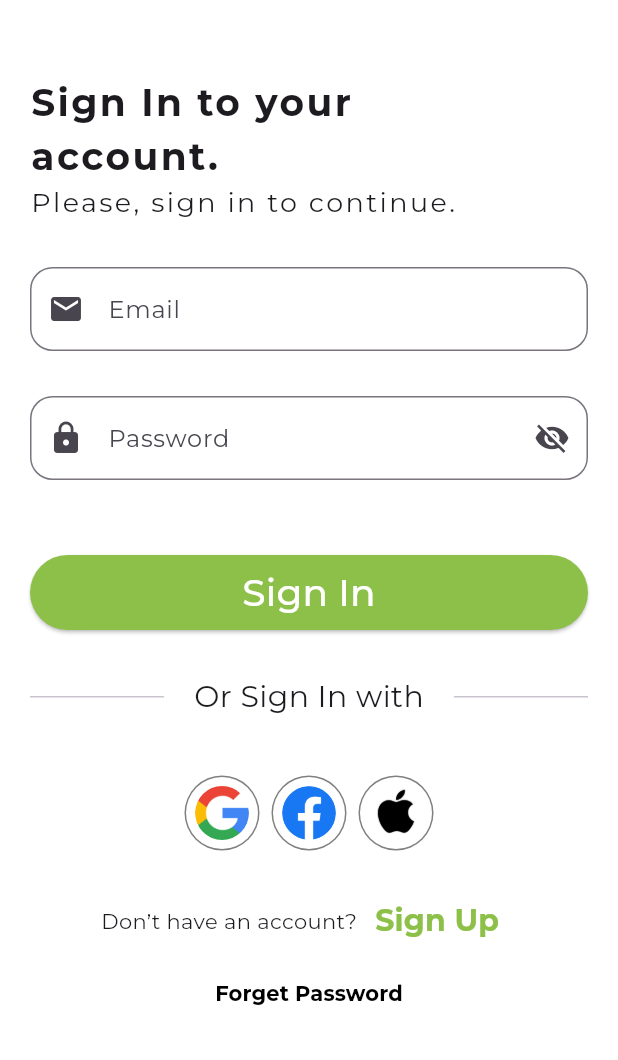
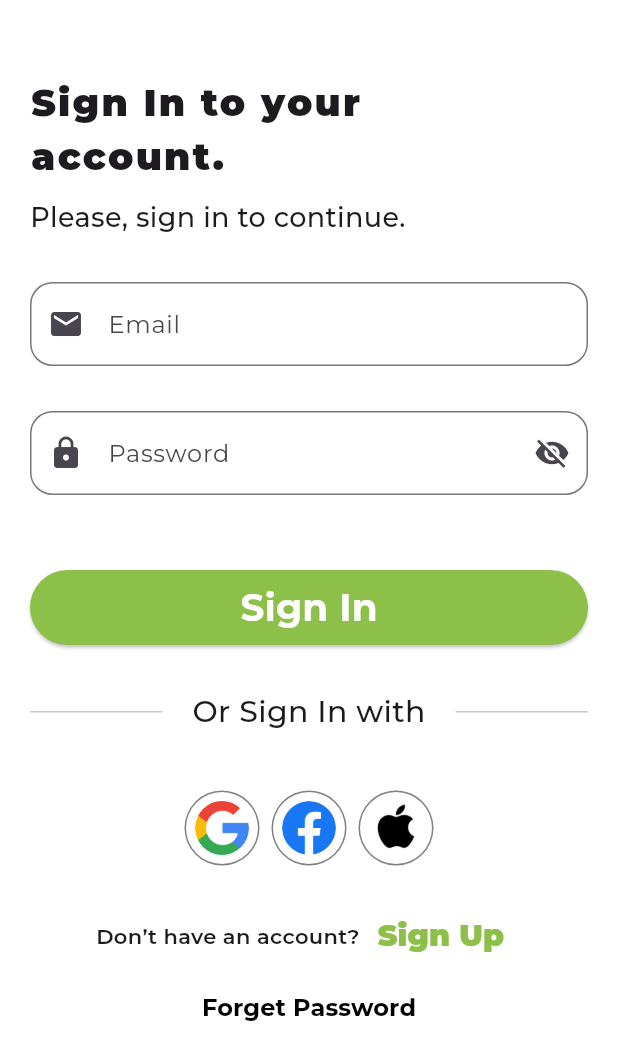
Before and after one commit to Ahmedmo1910/smartDietAssistantApp, a Flutter app: the SignInScreen screen opened directly, on a phone screen of 412 x 824 dp. Shown: the top 1060 px of the screen. Run offline on Flutter 3.47's test engine with Material 3 defaults, Android fonts, the phone set to English and light mode, and no system bars; our stand-ins replace flutter_bloc, get_it, shared_preferences; accounts and stored records are empty.

Commit message:
Refactor navigation and update font styles/colors

```diff
--- a/smart_bites/lib/core/utils/app_colors.dart
+++ b/smart_bites/lib/core/utils/app_colors.dart
@@ -1,6 +1,9 @@
+import 'package:flutter/material.dart';
 import 'package:flutter/widgets.dart';
 
 abstract class AppColors {
-  static const Color primaryColor =Color(0xFF8DC048);
-  static const Color lightPrimaryColor =Color(0xFFC8FC82);
+  static const Color primaryColor = Color(0xFF8DC048);
+  static const Color lightPrimaryColor = Color(0xFFC8FC82);
+  static const Color blackColor = Colors.black;
+  static const Color whiteColor = Colors.white;
 }
--- a/smart_bites/lib/core/utils/app_text_styles.dart
+++ b/smart_bites/lib/core/utils/app_text_styles.dart
@@ -4,6 +4,12 @@ abstract class AppTextStyles {
   static const String fontFamily = 'Montserrat';
 
   // Bold Styles
+  static const TextStyle bold25 = TextStyle(
+    fontSize: 25,
+    fontWeight: FontWeight.w900,
+    fontFamily: fontFamily,
+    letterSpacing: 1.5,
+  );
   static const TextStyle bold24 = TextStyle(
     fontSize: 24,
     fontWeight: FontWeight.w900,
@@ -32,6 +38,11 @@ abstract class AppTextStyles {
     fontWeight: FontWeight.w700,
     fontFamily: fontFamily,
   );
+   static const TextStyle semiBold25 = TextStyle(
+    fontSize: 25,
+    fontWeight: FontWeight.w700,
+    fontFamily: fontFamily,
+  );
   static const TextStyle semiBold20 = TextStyle(
     fontSize: 20,
     fontWeight: FontWeight.w700,
@@ -41,6 +52,7 @@ abstract class AppTextStyles {
     fontSize: 18,
     fontWeight: FontWeight.w700,
     fontFamily: fontFamily,
+
   );
 
   static const TextStyle semiBold16 = TextStyle(
@@ -83,6 +95,16 @@ abstract class AppTextStyles {
   );
 
   // Regular Styles
+  static const TextStyle regular20 = TextStyle(
+    fontSize: 20,
+    fontWeight: FontWeight.w500,
+    fontFamily: fontFamily,
+  );
+  static const TextStyle regular18 = TextStyle(
+    fontSize: 18,
+    fontWeight: FontWeight.w500,
+    fontFamily: fontFamily,
+  );
   static const TextStyle regular16 = TextStyle(
     fontSize: 16,
     fontWeight: FontWeight.w500,
--- a/smart_bites/lib/features/signin/presentation/views/sign_in_screen.dart
+++ b/smart_bites/lib/features/signin/presentation/views/sign_in_screen.dart
@@ -1,15 +1,21 @@
 import 'package:flutter/material.dart';
-import 'package:smart_bites/features/forgetpassword/persentation/views/forget_password_screen.dart';
+import 'package:smart_bites/core/utils/app_colors.dart';
+import 'package:smart_bites/core/utils/app_text_styles.dart';
+import 'package:smart_bites/features/home/presentation/views/home_screen.dart';
 import 'package:smart_bites/features/signin/presentation/views/widgets/auth_header_widget.dart';
 import 'package:smart_bites/features/signin/presentation/views/widgets/or_row_widget.dart';
 import 'package:smart_bites/features/signin/presentation/views/widgets/social_row_widget.dart';
 import 'package:smart_bites/features/signin/presentation/views/widgets/text_bottom_widget.dart';
 import 'package:smart_bites/features/signin/presentation/views/widgets/text_form_email.dart';
 import 'package:smart_bites/features/signin/presentation/views/widgets/text_form_password.dart';
-import 'package:smart_bites/features/signup/presentation/views/sign_up_screen.dart';
 import 'package:smart_bites/widgets/elevated_bottom_widget.dart';
 
 class SignInScreen extends StatefulWidget {
+  static const String routeForgetPasword = 'forgetPassword';
+  static const String routeSignUp = 'signUpBottom';
+  static const String routeSignInBottom = 'signInBottom';
+  static const String routeName = 'SignInScreen';
+
   const SignInScreen({super.key});
 
   @override
@@ -63,6 +69,7 @@ class _SignInScreenState extends State<SignInScreen> {
                     ElevatedBottomWedgit(
                       formKey: _formKey,
                       textBottom: 'Sign In',
+                      routeName: HomeScreen.routeName,
                     ),
                     // ),
                     const SizedBox(height: 30),
@@ -79,24 +86,18 @@ class _SignInScreenState extends State<SignInScreen> {
               TextBottomWidget(
                 textStatic: 'Don’t have an account?',
                 textBottom: 'Sign Up',
-                destination: SignUpScreen(),
+                routeName: SignInScreen.routeSignUp,
               ),
               //Text Forget Bottom ..................:)
               Center(
                 child: TextButton(
                   onPressed: () {
-                    Navigator.push(
-                      context,
-                      MaterialPageRoute(
-                        builder: (context) => ForgetPasswordScreen(),
-                      ),
-                    );
+                    Navigator.pushNamed(context, 'forgetPassword');
                   },
                   child: Text(
                     'Forget Password',
-                    style: TextStyle(
-                      color: Colors.black,
-                      fontWeight: FontWeight.bold,
+                    style: AppTextStyles.semiBold16.copyWith(
+                      color: AppColors.blackColor,
                     ),
                   ),
                 ),
--- a/smart_bites/lib/features/signin/presentation/views/widgets/auth_header_widget.dart
+++ b/smart_bites/lib/features/signin/presentation/views/widgets/auth_header_widget.dart
@@ -1,4 +1,5 @@
 import 'package:flutter/material.dart';
+import 'package:smart_bites/core/utils/app_text_styles.dart';
 
 class AuthHeaderWidget extends StatelessWidget {
   const AuthHeaderWidget({
@@ -14,18 +15,9 @@ class AuthHeaderWidget extends StatelessWidget {
       crossAxisAlignment: CrossAxisAlignment.start,
       children: [
         SizedBox(height: 50),
-        Text(
-          headerTitle,
-          style: TextStyle(
-            fontSize: 25,
-            letterSpacing: 1.6,
-            fontWeight: FontWeight.bold,
-          ),
-        ),
-        Text(
-          headerSubTitle,
-          style: TextStyle(fontSize: 18, letterSpacing: 1.6),
-        ),
+        Text(headerTitle, style: AppTextStyles.bold25),
+          SizedBox(height: 10),
+        Text(headerSubTitle, style: AppTextStyles.regular18),
         SizedBox(height: 30),
       ],
     );
--- a/smart_bites/lib/features/signin/presentation/views/widgets/or_row_widget.dart
+++ b/smart_bites/lib/features/signin/presentation/views/widgets/or_row_widget.dart
@@ -1,4 +1,5 @@
 import 'package:flutter/material.dart';
+import 'package:smart_bites/core/utils/app_text_styles.dart';
 
 class OrRowWidget extends StatelessWidget {
   final String textOr;
@@ -11,7 +12,7 @@ class OrRowWidget extends StatelessWidget {
         Expanded(child: Divider()),
         Padding(
           padding: const EdgeInsets.symmetric(horizontal: 20.0),
-          child:  Text('Or $textOr with', style: TextStyle(fontSize: 20)),
+          child: Text('Or $textOr with', style: AppTextStyles.regular20),
         ),
         Expanded(child: Divider()),
       ],
--- /dev/null
+++ b/smart_bites/lib/features/signin/presentation/views/widgets/social_item_widget.dart
@@ -0,0 +1,24 @@
+import 'package:flutter/material.dart';
+import 'package:smart_bites/core/utils/app_colors.dart';
+
+class SocialItemWidget extends StatelessWidget {
+  final String imgPath;
+  const SocialItemWidget({super.key, required this.imgPath});
+
+  @override
+  Widget build(BuildContext context) {
+    return CircleAvatar(
+      radius: 25,
+      backgroundColor: const Color.fromARGB(255, 128, 128, 128),
+      child: CircleAvatar(
+        radius: 24,
+        backgroundColor: AppColors.whiteColor,
+        child: CircleAvatar(
+          radius: 18,
+          backgroundColor: AppColors.whiteColor,
+          backgroundImage: AssetImage(imgPath),
+        ),
+      ),
+    );
+  }
+}
--- a/smart_bites/lib/features/signin/presentation/views/widgets/social_row_widget.dart
+++ b/smart_bites/lib/features/signin/presentation/views/widgets/social_row_widget.dart
@@ -1,4 +1,5 @@
 import 'package:flutter/material.dart';
+import 'package:smart_bites/features/signin/presentation/views/widgets/social_item_widget.dart';
 
 class SocialRowWidget extends StatelessWidget {
   const SocialRowWidget({super.key});
@@ -11,53 +12,14 @@ class SocialRowWidget extends StatelessWidget {
       children: [
         Padding(
           padding: const EdgeInsets.all(8.0),
-          child: CircleAvatar(
-            radius: 25,
-            backgroundColor: const Color.fromARGB(255, 128, 128, 128),
-            child: CircleAvatar(
-              radius: 24,
-              backgroundColor: Colors.white,
-              child: CircleAvatar(
-                radius: 18,
-                backgroundColor: Colors.white,
-                backgroundImage: AssetImage('assets/images/google.png'),
-              ),
-            ),
-          ),
+          child: SocialItemWidget(imgPath: 'assets/images/google.png'),
+        ),
+        SocialItemWidget(imgPath: 'assets/images/facebook.png'),
+        Padding(
+          padding: const EdgeInsets.all(8.0),
+          child: SocialItemWidget(imgPath: 'assets/images/mac.jpg'),
         ),
 
-        CircleAvatar(
-          // radius: 32,
-          radius: 25,
-          backgroundColor: const Color.fromARGB(255, 128, 128, 128),
-          child: CircleAvatar(
-            radius: 24,
-            backgroundColor: Colors.white,
-            child: CircleAvatar(
-              radius: 18,
-              backgroundColor: Colors.white,
-              backgroundImage: AssetImage('assets/images/facebook.png'),
-            ),
-          ),
-        ),
-        Padding(
-          padding: const EdgeInsets.all(8.0),
-          child: CircleAvatar(
-            radius: 25,
-            backgroundColor: const Color.fromARGB(255, 128, 128, 128),
-            child: CircleAvatar(
-              radius: 24,
-              backgroundColor: Colors.white,
-              child: CircleAvatar(
-                radius: 18,
-                backgroundColor: Colors.white,
-                backgroundImage: AssetImage('assets/images/mac.jpg'),
-              ),
-            ),
-          ),
-        ),
-
-        // Expanded(child: Divider()),
       ],
     );
   }
--- a/smart_bites/lib/features/signin/presentation/views/widgets/text_bottom_widget.dart
+++ b/smart_bites/lib/features/signin/presentation/views/widgets/text_bottom_widget.dart
@@ -1,15 +1,18 @@
 import 'package:flutter/material.dart';
+import 'package:smart_bites/core/utils/app_colors.dart';
+import 'package:smart_bites/core/utils/app_text_styles.dart';
 
 class TextBottomWidget extends StatelessWidget {
   final String textStatic;
   final String textBottom;
-  final Widget? destination;
+  // final Widget? destination;
+  final String? routeName;
   final bool? isPop;
   const TextBottomWidget({
     super.key,
     required this.textStatic,
     required this.textBottom,
-    this.destination,
+    this.routeName,
     this.isPop = false,
   });
 
@@ -18,25 +21,21 @@ class TextBottomWidget extends StatelessWidget {
     return Row(
       mainAxisAlignment: MainAxisAlignment.center,
       children: [
-        Text(textStatic),
+        Text(textStatic, style: AppTextStyles.medium14),
         TextButton(
           onPressed: () {
             if (isPop!) {
               Navigator.pop(context);
-            } else if (destination != null) {
-              Navigator.push(
+            } else if (routeName != null) {
+              Navigator.pushNamed(
                 context,
-                MaterialPageRoute(builder: (cotext) => destination!),
+                routeName!
               );
             }
           },
           child: Text(
             textBottom,
-            style: TextStyle(
-              color: Color(0xff8DC048),
-              fontWeight: FontWeight.bold,
-              fontSize: 20,
-            ),
+            style: AppTextStyles.bold20.copyWith(color: AppColors.primaryColor),
           ),
         ),
       ],
--- a/smart_bites/lib/features/signin/presentation/views/widgets/text_form_email.dart
+++ b/smart_bites/lib/features/signin/presentation/views/widgets/text_form_email.dart
@@ -1,7 +1,8 @@
 import 'package:flutter/material.dart';
+import 'package:smart_bites/core/utils/app_text_styles.dart';
 import 'package:smart_bites/features/validation/validation_email.dart';
 
-class TextFormEmail extends StatefulWidget {
+class TextFormEmail extends StatelessWidget {
   const TextFormEmail({
     super.key,
     required this.emailController,
@@ -14,21 +15,15 @@ class TextFormEmail extends StatefulWidget {
   final Icon prefixIcon;
 
   @override
-  State<TextFormEmail> createState() => _TextFormEmailState();
-}
-
-class _TextFormEmailState extends State<TextFormEmail> {
-  @override
   Widget build(BuildContext context) {
     return TextFormField(
-      controller: widget.emailController,
+      controller: emailController,
 
       validator: validationEmail(),
       decoration: InputDecoration(
-        prefixIcon: widget.prefixIcon,
-        // const Icon(Icons.lock),
-        labelText: widget.textEmail,
-        hintStyle: const TextStyle(fontSize: 20),
+        prefixIcon: prefixIcon,
+        labelText: textEmail,
+        hintStyle: AppTextStyles.regular20,
         border: OutlineInputBorder(borderRadius: BorderRadius.circular(15)),
       ),
     );
--- a/smart_bites/lib/features/signin/presentation/views/widgets/text_form_password.dart
+++ b/smart_bites/lib/features/signin/presentation/views/widgets/text_form_password.dart
@@ -1,7 +1,8 @@
 import 'package:flutter/material.dart';
+import 'package:smart_bites/core/utils/app_text_styles.dart';
 import 'package:smart_bites/features/validation/validation_password.dart';
 
-class TextFormPassword extends StatefulWidget {
+class TextFormPassword extends StatelessWidget {
   const TextFormPassword({
     super.key,
     required this.passwordController,
@@ -18,27 +19,21 @@ class TextFormPassword extends StatefulWidget {
   final String? Function(String?)? validator;
 
   @override
-  State<TextFormPassword> createState() => _TextFormPasswordState();
-}
-
-class _TextFormPasswordState extends State<TextFormPassword> {
-  @override
   Widget build(BuildContext context) {
     return TextFormField(
-      controller: widget.passwordController,
-      obscureText: !widget.hiddenPassword,
-      validator: widget.validator ?? validationPasswordMethod(),
+      controller: passwordController,
+      obscureText: !hiddenPassword,
+      validator: validator ?? validationPasswordMethod(),
       decoration: InputDecoration(
         suffixIcon: IconButton(
-          onPressed: widget.onToggle,
+          onPressed: onToggle,
           icon: Icon(
-            widget.hiddenPassword ? Icons.visibility : Icons.visibility_off,
+            hiddenPassword ? Icons.visibility : Icons.visibility_off,
           ),
         ),
         prefixIcon: const Icon(Icons.lock),
-        labelText: widget.textPassword,
-
-        hintStyle: const TextStyle(fontSize: 20),
+        labelText: textPassword,
+        hintStyle: AppTextStyles.regular20,
         border: OutlineInputBorder(borderRadius: BorderRadius.circular(15)),
       ),
     );
--- a/smart_bites/lib/features/signup/presentation/views/widgets/check_box_widget.dart
+++ b/smart_bites/lib/features/signup/presentation/views/widgets/check_box_widget.dart
@@ -1,4 +1,5 @@
 import 'package:flutter/material.dart';
+import 'package:smart_bites/core/utils/app_colors.dart';
 
 class CheckBoxWidget extends StatefulWidget {
   const CheckBoxWidget({super.key, required this.textCheckBox});
@@ -12,7 +13,7 @@ class _CheckBoxWidgetState extends State<CheckBoxWidget> {
 
   @override
   Widget build(BuildContext context) {
-    return Center(
+    return  Center(
       child: Column(
         children: [
           const SizedBox(height: 15),
@@ -27,7 +28,7 @@ class _CheckBoxWidgetState extends State<CheckBoxWidget> {
                 },
                 icon: Icon(
                   isChecked ? Icons.check_box : Icons.check_box_outline_blank,
-                  color: Color(0xff8DC048),
+                  color: AppColors.primaryColor,
                 ),
               ),
 
--- a/smart_bites/lib/widgets/elevated_bottom_widget.dart
+++ b/smart_bites/lib/widgets/elevated_bottom_widget.dart
@@ -1,43 +1,49 @@
 import 'package:flutter/material.dart';
+import 'package:smart_bites/core/utils/app_colors.dart';
+import 'package:smart_bites/core/utils/app_text_styles.dart';
 
 class ElevatedBottomWedgit extends StatelessWidget {
   final String textBottom;
-  final Widget? destination;
   final GlobalKey<FormState>? formKey;
   final bool showDialogOnSuccess;
+  final String? routeName;
+    final VoidCallback? onSuccess;
 
   const ElevatedBottomWedgit({
     super.key,
     required this.textBottom,
-    this.destination,
     this.formKey,
+    this.routeName,
     this.showDialogOnSuccess = true,
+  this.onSuccess,
   });
 
   @override
   Widget build(BuildContext context) {
     return SizedBox(
-        width: double.infinity,
+      width: double.infinity,
       height: 50,
       child: ElevatedButton(
-        style: ElevatedButton.styleFrom(backgroundColor: Color(0xff8DC048)),
+        style: ElevatedButton.styleFrom(
+          backgroundColor: AppColors.primaryColor,
+        ),
         onPressed: () {
+
+
           if (formKey == null || formKey!.currentState!.validate()) {
-            if (destination != null) {
-              Navigator.push(
-                context,
-                MaterialPageRoute(builder: (context) => destination!),
-              );
-            }
             formKey?.currentState!.save();
             formKey?.currentState!.reset();
+              onSuccess?.call();
+            if (routeName != null) {
+              Navigator.pushNamed(context, routeName!);
+            }
           }
         },
         child: Padding(
           padding: const EdgeInsets.symmetric(horizontal: 40.0),
           child: Text(
             textBottom,
-            style: const TextStyle(fontSize: 25, color: Colors.white),
+            style: AppTextStyles.semiBold25.copyWith(color: Colors.white),
           ),
         ),
       ),
--- a/smart_bites/pubspec.yaml
+++ b/smart_bites/pubspec.yaml
@@ -50,7 +50,7 @@ dev_dependencies:
   # activated in the `analysis_options.yaml` file located at the root of your
   # package. See that file for information about deactivating specific lint
   # rules and activating additional ones.
-  flutter_lints: ^5.0.0
+  flutter_lints: ^6.0.0
   flutter_launcher_icons: ^0.14.4
 
 flutter_launcher_icons:
@@ -73,7 +73,7 @@ flutter:
   # To add assets to your application, add an assets section, like this:
   assets:
     - assets/images/
-    - assets/icons/
+    # - assets/icons/
 
   # An image asset can refer to one or more resolution-specific "variants", see
   # https://flutter.dev/to/resolution-aware-images
```
Also changed, not shown: smart_bites/lib/core/helper_functions/on_generate_routes.dart (+15 -0 lines), smart_bites/lib/features/forgetpassword/persentation/views/forget_password_screen.dart (+15 -3 lines), smart_bites/lib/features/signup/presentation/views/sign_up_screen.dart (+25 -22 lines), smart_bites/lib/features/signup/presentation/views/widgets/text_form_name.dart (+4 -10 lines), smart_bites/lib/features/validation/validation_password.dart (+25 -1 lines), smart_bites/lib/main.dart (+5 -3 lines), smart_bites/pubspec.lock.
